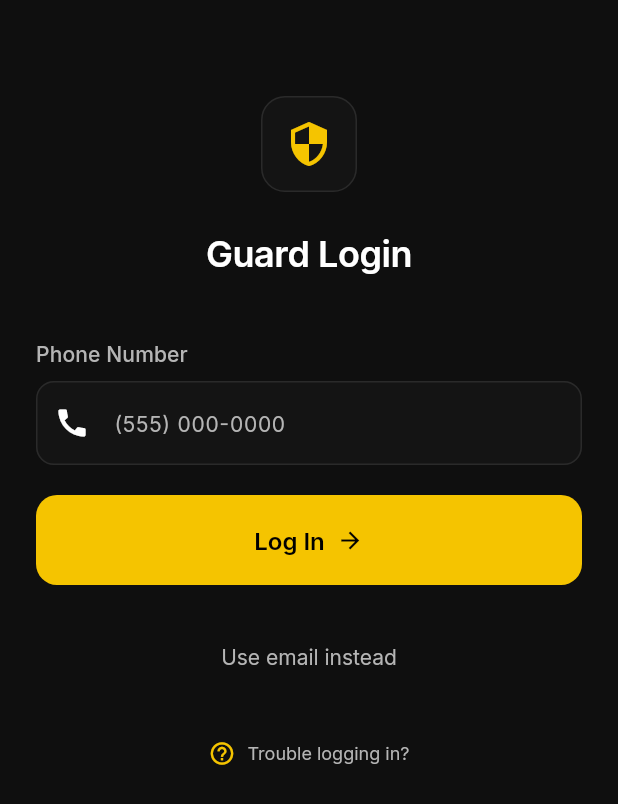
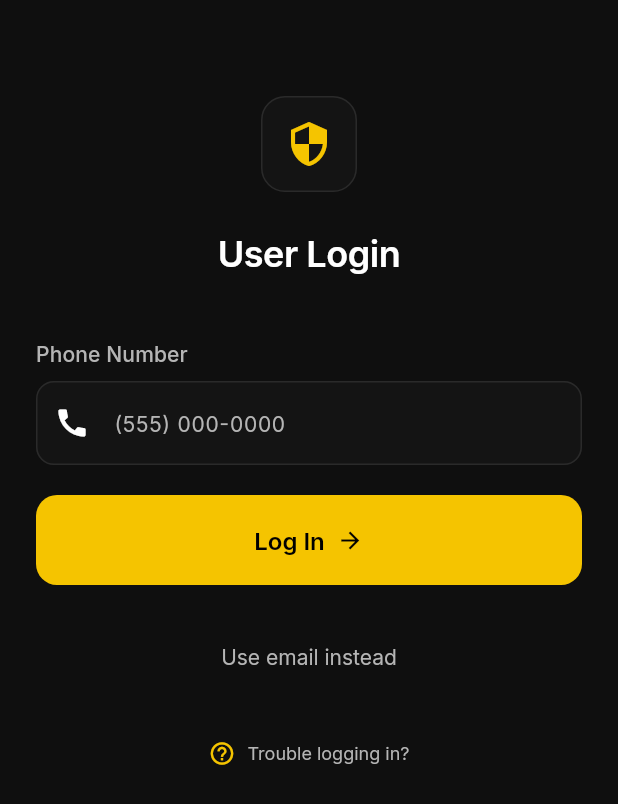
Before and after one commit to nikhilcherry/GuardRail, a Flutter app: the screen it shows after launch, on a phone screen of 412 x 824 dp. Shown: the top 804 px of the screen. Run offline on Flutter 3.47's test engine with Material 3 defaults, Android fonts, the phone set to English and light mode, and no system bars; our stand-ins replace google_fonts, pin_code_fields.

Commit message:
Fix login button logic, make login title dynamic, and flag test credentials
- Updated `LoginScreen` to correctly call `_handleEmailLogin` when email mode is active.
- Made the login title dynamic to reflect the selected role (e.g., "Guard Login", "Resident Login").
- Updated `QUICK_START.md` to clearly mark test credentials as "Local Development Only" with a warning.

```diff
--- a/lib/screens/auth/login_screen.dart
+++ b/lib/screens/auth/login_screen.dart
@@ -146,10 +146,14 @@ class _LoginScreenState extends State<LoginScreen> {
                     ),
                     const SizedBox(height: 24),
                     // Headline
-                    Text(
-                      'Guard Login',
-                      style: AppTheme.displayMedium,
-                      textAlign: TextAlign.center,
+                    Consumer<AuthProvider>(
+                      builder: (context, auth, _) {
+                        return Text(
+                          '${auth.selectedRole ?? 'User'} Login',
+                          style: AppTheme.displayMedium,
+                          textAlign: TextAlign.center,
+                        );
+                      },
                     ),
                     const SizedBox(height: 40),
                     // Phone or Email Input
@@ -283,7 +287,7 @@ class _LoginScreenState extends State<LoginScreen> {
                         onPressed: _isLoading
                             ? null
                             : (_useEmail
-                                ? (_showOTPInput ? _handleOTPVerification : _handlePhoneLogin)
+                                ? _handleEmailLogin
                                 : (_showOTPInput
                                     ? _handleOTPVerification
                                     : _handlePhoneLogin)),
```
Also changed, not shown: 1 other file.
